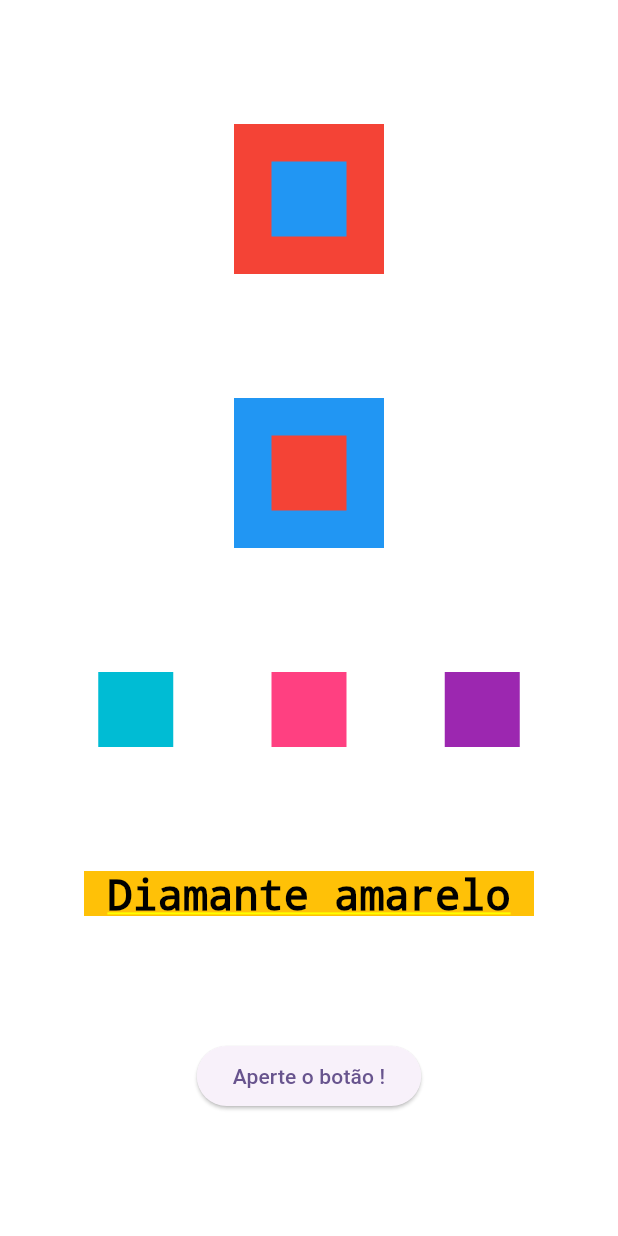
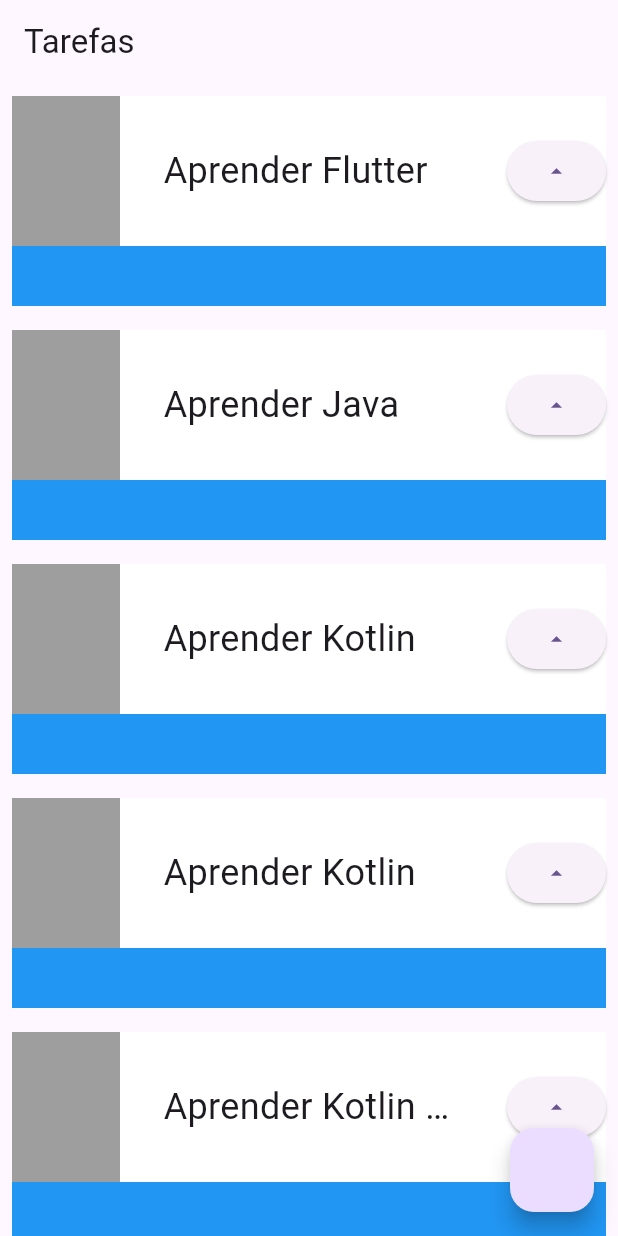
Before and after one commit to Rafaelre7/EstudoFlutter, a Flutter app: the screen it shows after launch, on a phone screen of 412 x 824 dp. Run offline on Flutter 3.47's test engine with Material 3 defaults, Android fonts, the phone set to English and light mode, and no system bars.

Commit message:
Implementando listView e padding

```diff
--- a/lib/main.dart
+++ b/lib/main.dart
@@ -15,84 +15,73 @@ class MyApp extends StatelessWidget {
           colorScheme: ColorScheme.fromSeed(seedColor: Colors.deepPurple),
           useMaterial3: true,
         ),
-        home: Container(
-          color: Colors.white,
-          child: Column(
-            mainAxisAlignment: MainAxisAlignment.spaceEvenly,
-            crossAxisAlignment: CrossAxisAlignment.center,
+        home: Scaffold(
+          appBar: AppBar(
+            title: Text('Tarefas'),
+          ),
+          body: ListView(
+            // scrollDirection: Axis.horizontal, //caso queira fazer padrao carrosel na horizonta
             children: [
-              Stack(
-                alignment: AlignmentDirectional.center,
-                children: [
-                  Container(
-                    color: Colors.red,
-                    width: 100,
-                    height: 100,
-                  ),
-                  Container(
-                    color: Colors.blue,
-                    width: 50,
-                    height: 50,
-                  ),
-                ],
-              ),
-              Stack(
-                alignment: AlignmentDirectional.center,
-                children: [
-                  Container(
-                    color: Colors.blue,
-                    width: 100,
-                    height: 100,
-                  ),
-                  Container(
-                    color: Colors.red,
-                    width: 50,
-                    height: 50,
-                  ),
-                ],
-              ),
-              Row(
-                mainAxisAlignment: MainAxisAlignment.spaceEvenly,
-                crossAxisAlignment: CrossAxisAlignment.center,
-                children: [
-                  Container(
-                    color: Colors.cyan,
-                    height: 50,
-                    width: 50,
-                  ),
-                  Container(
-                    color: Colors.pinkAccent,
-                    height: 50,
-                    width: 50,
-                  ),
-                  Container(
-                    color: Colors.purple,
-                    height: 50,
-                    width: 50,
-                  )
-                ],
-              ),
-              Container(
-                color: Colors.amber,
-                height: 30,
-                width: 300,
-                child: Text(
-                  'Diamante amarelo',
-                  style: TextStyle(
-                    color: Colors.black,
-                    fontSize: 28,
-                  ),
-                  textAlign: TextAlign.center,
-                ),
-              ),
-              ElevatedButton(
-                  onPressed: () {
-                    print('Você apertou o botão');
-                  },
-                  child: Text('Aperte o botão !'),
-              ),
+              Task('Aprender Flutter'),
+              Task('Aprender Java'),
+              Task('Aprender Kotlin'),
+              Task('Aprender Kotlin'),
+              Task('Aprender Kotlin hkjsefhdjkfhgdsjkhgkjdshgkjhsdkjghkjsdhgkjdfhgjha'),
+              Task('Aprender Kotlin'),
+              Task('Aprender Kotlin'),
             ],
+          ),
+          floatingActionButton: FloatingActionButton(
+            onPressed: () {},
           ),
         ));
   }
 }
+
+class Task extends StatelessWidget {
+  final String nome;
+
+  const Task(this.nome, {super.key});
+
+  @override
+  Widget build(BuildContext context) {
+    return Padding(
+      padding: const EdgeInsets.all(8.0),
+      child: Container(
+        child: Stack(
+          children: [
+            Container(
+              color: Colors.blue,
+              height: 140,
+            ),
+            Container(
+              color: Colors.white,
+              height: 100,
+              child: Row(
+                mainAxisAlignment: MainAxisAlignment.spaceBetween,
+                children: [
+                  Container(
+                    color: Colors.grey,
+                    width: 72,
+                    height: 100,
+                  ),
+                  Container(
+                    width: 200,
+                      child: Text(
+                    nome,
+                    style: TextStyle(
+                      fontSize: 24,
+                      overflow: TextOverflow.ellipsis //colocando ... caso texto muito grande
+                    ),
+                  )),
+                  ElevatedButton(
+                      onPressed: () {}, child: Icon(Icons.arrow_drop_up))
+                ],
+              ),
+            )
+          ],
+        ),
+      ),
+    );
+  }
+}
```
Also changed, not shown: lib/minha_primeira_tela.dart (added, +79 -0 lines).
